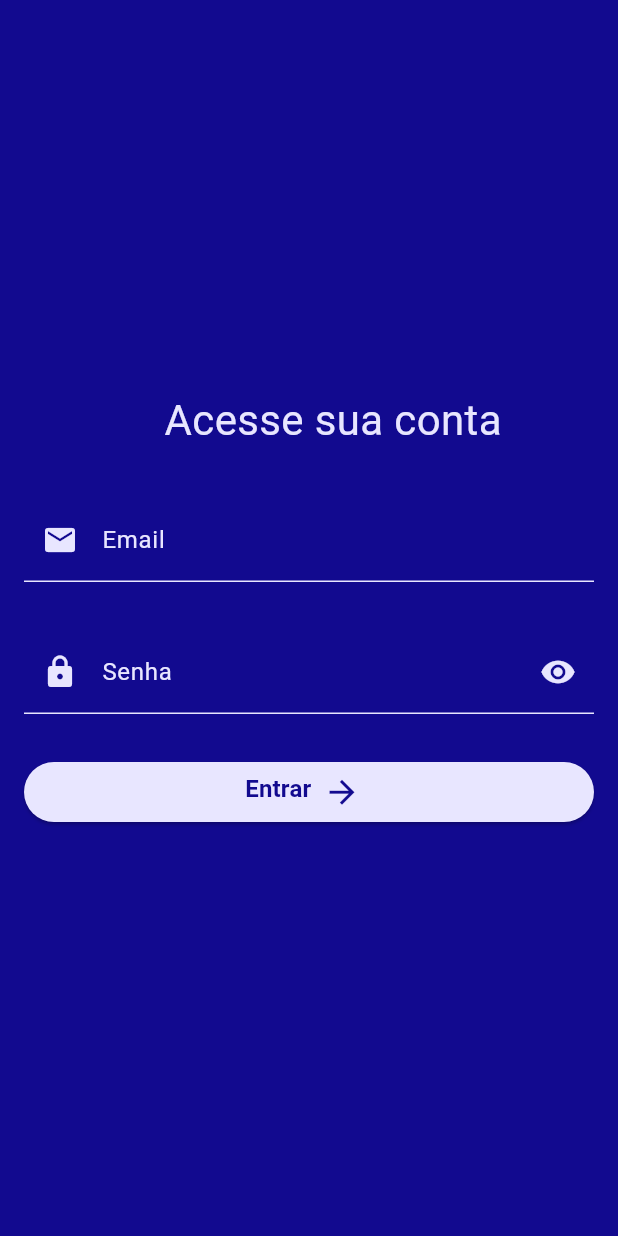
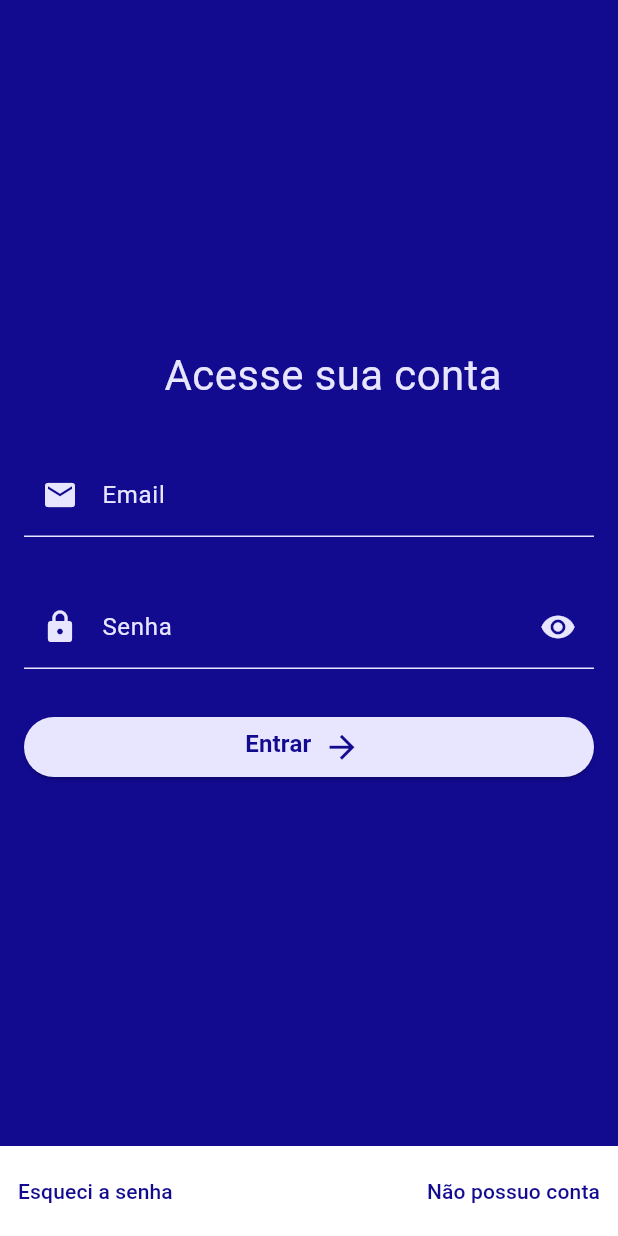
Before and after one commit to Ne0MM/pag_agora_admin, a Flutter app: the screen it shows after launch, on a phone screen of 412 x 824 dp. Run offline on Flutter 3.47's test engine with Material 3 defaults, Android fonts, the phone set to English and light mode, and no system bars.

Commit message:
Login_form & super_snack

```diff
--- a/lib/features/login/presentation/views/login_view.dart
+++ b/lib/features/login/presentation/views/login_view.dart
@@ -1,6 +1,6 @@
 import 'package:flutter/material.dart';
-import 'package:pag_agora_admin/features/login/presentation/widgets/login_data_input.dart';
-import 'package:pag_agora_admin/features/login/presentation/widgets/login_send_button.dart';
+import 'package:pag_agora_admin/features/login/presentation/widgets/login_form.dart';
+import 'package:pag_agora_admin/features/login/presentation/widgets/login_super_snack.dart';
 import 'package:provider/provider.dart';
 import 'package:pag_agora_admin/features/login/presentation/viewmodels/login_view_model.dart';
 
@@ -15,31 +15,17 @@ class LoginView extends StatelessWidget {
     return Scaffold(
       backgroundColor: Theme.of(context).colorScheme.primary,
       body: Column(
-        mainAxisAlignment: MainAxisAlignment.center,
         children: [
-          Padding(
-            padding: EdgeInsets.fromLTRB(32.0, 0.0, 0.0, 0.0),
-            child: Text("Acesse sua conta", style: TextStyle(color: Theme.of(context).colorScheme.surface, fontSize: 28),),
+          LoginForm(
+            setEmail: loginViewModel.setEmail,
+            setPassword: loginViewModel.setPassword,
+            obscurePassword: loginViewModel.obscurePassword,
+            loading: loginViewModel.loading,
+            logLoginView: loginViewModel.logLoginView,
           ),
-          LoginDataInput(
-            onChanged: loginViewModel.setEmail,
-            labelText: "Email",
-            prefixIcon: Icon(Icons.email, color: Theme.of(context).colorScheme.surface,),
-          ),
-          LoginDataInput(
-            onChanged: loginViewModel.setPassword,
-            labelText: "Senha",
-            prefixIcon: Icon(Icons.lock, color: Theme.of(context).colorScheme.surface,),
-            obscureText: loginViewModel.obscurePassword,
-            suffixIcon: loginViewModel.obscurePassword? Icons.visibility : Icons.visibility_off,
-            suffixCallBack: () => loginViewModel.setObscurePassword(),
-          ),
-          LoginSendButton(
-            loading: loginViewModel.loading,
-            logLoginView: loginViewModel.logLoginView
-          ),
-        ],
-      ),
+          const LoginSuperSnack(),
+        ]
+      )
     );
   }
 }
--- /dev/null
+++ b/lib/features/login/presentation/widgets/login_form.dart
@@ -0,0 +1,54 @@
+import 'package:flutter/material.dart';
+import 'package:pag_agora_admin/features/login/presentation/widgets/login_data_input.dart';
+import 'package:pag_agora_admin/features/login/presentation/widgets/login_send_button.dart';
+
+class LoginForm extends StatelessWidget {
+  const LoginForm({
+    super.key,
+    required this.setEmail,
+    required this.setPassword,
+    required this.obscurePassword,
+    required this.loading,
+    required this.logLoginView,
+    this.suffixCallBack,
+  });
+
+  final ValueChanged<String> setEmail;
+  final ValueChanged<String> setPassword;
+  final bool obscurePassword;
+  final bool loading;
+  final VoidCallback? suffixCallBack;
+  final VoidCallback logLoginView;
+
+  @override
+  Widget build(BuildContext context){
+    return Expanded(
+      child: Column(
+        mainAxisAlignment: MainAxisAlignment.center,
+        children: [
+          Padding(
+            padding: const EdgeInsets.fromLTRB(32.0, 0.0, 0.0, 0.0),
+            child: Text("Acesse sua conta", style: TextStyle(color: Theme.of(context).colorScheme.surface, fontSize: 28),),
+          ),
+          LoginDataInput(
+            onChanged: setEmail,
+            labelText: "Email",
+            prefixIcon: Icon(Icons.email, color: Theme.of(context).colorScheme.surface,),
+          ),
+          LoginDataInput(
+            onChanged: setPassword,
+            labelText: "Senha",
+            prefixIcon: Icon(Icons.lock, color: Theme.of(context).colorScheme.surface,),
+            obscureText: obscurePassword,
+            suffixIcon: obscurePassword? Icons.visibility : Icons.visibility_off,
+            suffixCallBack: suffixCallBack,
+          ),
+          LoginSendButton(
+            loading: loading,
+            logLoginView: logLoginView
+          ),
+        ],
+      ),
+    );
+  }
+}
--- /dev/null
+++ b/lib/features/login/presentation/widgets/login_super_snack.dart
@@ -0,0 +1,27 @@
+import 'package:flutter/material.dart';
+
+class LoginSuperSnack extends StatelessWidget {
+  const LoginSuperSnack({super.key});
+
+  @override
+  Widget build(BuildContext context){
+    return Container(
+      height: 60,
+      width: double.infinity,
+      color: Colors.white,
+      child: Row(
+        mainAxisAlignment: MainAxisAlignment.spaceBetween,
+        children: [
+          TextButton(
+            onPressed: () => Navigator.pushNamed(context, "/forgot_password"),
+            child: const Text("Esqueci a senha")
+          ),
+          TextButton(
+            onPressed: () => Navigator.pushNamed(context, "/sign_up"),
+            child: const Text("Não possuo conta")
+          )
+        ],
+      )
+    );
+  }
+}
```
